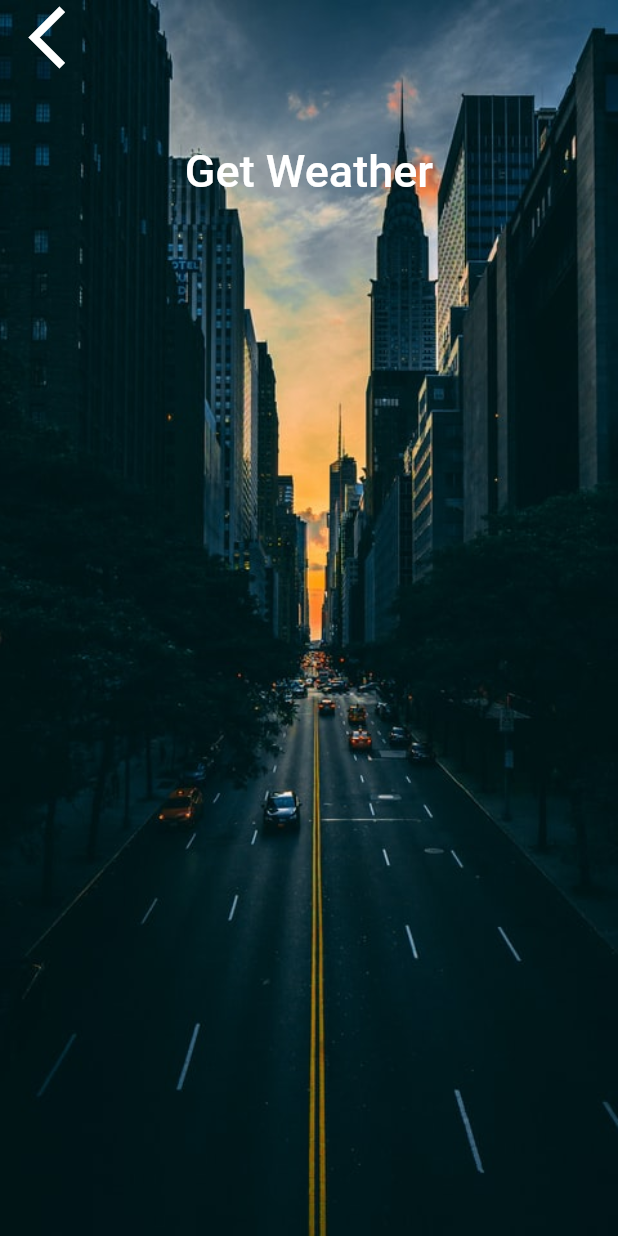
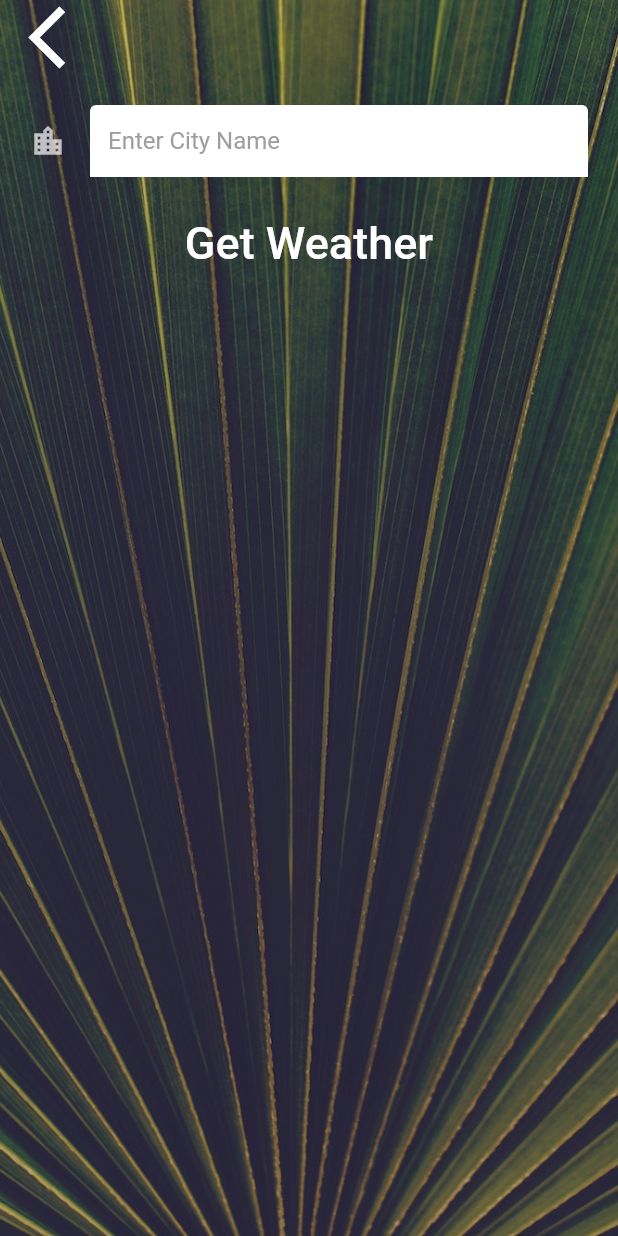
Before and after one commit to ashwanisng/Weather-App, a Flutter app: the LocationScreen screen opened directly, after a tap on the "location city" icon, on a phone screen of 412 x 824 dp. Run offline on Flutter 3.47's test engine with Material 2 defaults, Android fonts, the phone set to English and light mode, and no system bars; our stand-ins replace flutter_spinkit, geolocator; network calls fail; Roboto replaces fonts that are missing (Rubik-Regular).

Commit message:
completed the app

```diff
--- a/lib/screens/city_screen.dart
+++ b/lib/screens/city_screen.dart
@@ -1,5 +1,9 @@
+import 'dart:ui';
+
 import 'package:flutter/material.dart';
 import 'package:weather_app/utilities/constant.dart';
+
+String cityName;
 
 class CityScreen extends StatefulWidget {
   @override
@@ -13,7 +17,7 @@ class _CityScreenState extends State<CityScreen> {
       body: Container(
         decoration: BoxDecoration(
           image: DecorationImage(
-            image: AssetImage('images/city1.jpg'),
+            image: AssetImage('images/city_background.jpg'),
             fit: BoxFit.cover,
           ),
         ),
@@ -35,10 +39,18 @@ class _CityScreenState extends State<CityScreen> {
               ),
               Container(
                 padding: EdgeInsets.all(20.0),
-                child: null,
+                child: TextField(
+                  style: TextStyle(color: Colors.black),
+                  decoration: kTextFeildInputDecoration,
+                  onChanged: (value) {
+                    cityName = value;
+                  },
+                ),
               ),
               FlatButton(
-                onPressed: () {},
+                onPressed: () {
+                  Navigator.pop(context, cityName);
+                },
                 child: Text(
                   'Get Weather',
                   style: kButtonTextStyle,
--- a/lib/screens/location_screen.dart
+++ b/lib/screens/location_screen.dart
@@ -13,6 +13,7 @@ class LocationScreen extends StatefulWidget {
 class _LocationScreenState extends State<LocationScreen> {
   WeatherModel weatherModel = WeatherModel();
   int temprature;
+  // double temp;
   String weatherIcon;
   String cityName;
   String tempMessage;
@@ -26,14 +27,15 @@ class _LocationScreenState extends State<LocationScreen> {
     setState(() {
       if (weatherData == null) {
         temprature = 0;
+        // temp = 0;
         weatherIcon = 'Error';
         tempMessage = 'Unable to get the weather data';
         cityName = '';
         return;
       }
-      double temp = weatherData['main']['temp'];
+      dynamic temp = weatherData['main']['temp'];
       temprature = temp.toInt();
-      tempMessage = weatherModel.getMessage(temprature);
+      tempMessage = weatherModel.getMessage(temp.toInt());
       var condition = weatherData['weather'][0]['id'];
       weatherIcon = weatherModel.weatherIcon(condition);
       cityName = weatherData['name'];
@@ -70,13 +72,20 @@ class _LocationScreenState extends State<LocationScreen> {
                     ),
                   ),
                   FlatButton(
-                    onPressed: () {
-                      Navigator.push(
+                    onPressed: () async {
+                      var typedName = await Navigator.push(
                         context,
-                        MaterialPageRoute(builder: (context) {
-                          return CityScreen();
-                        }),
+                        MaterialPageRoute(
+                          builder: (context) {
+                            return CityScreen();
+                          },
+                        ),
                       );
+                      if (typedName != null) {
+                        var cityData =
+                            await weatherModel.getCityData(typedName);
+                        updateUI(cityData);
+                      }
                     },
                     child: Icon(
                       Icons.location_city,
--- a/lib/utilities/constant.dart
+++ b/lib/utilities/constant.dart
@@ -20,3 +20,17 @@ const kButtonTextStyle = TextStyle(
   fontSize: 30.0,
   fontFamily: 'Rubik-Regular',
 );
+
+const kTextFeildInputDecoration = InputDecoration(
+  filled: true,
+  fillColor: Colors.white,
+  hintText: 'Enter City Name',
+  hintStyle: TextStyle(color: Colors.grey),
+  icon: Icon(Icons.location_city),
+  focusedBorder: OutlineInputBorder(
+    borderRadius: BorderRadius.all(
+      Radius.circular(5.0),
+    ),
+    borderSide: BorderSide.none,
+  ),
+);
```
Also changed, not shown: lib/services/waether.dart (+9 -0 lines).
